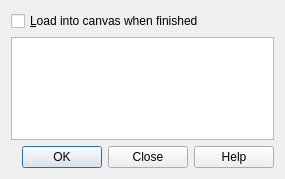
Qt form qgis/python/plugins/GdalTools/tools/dialogBase.ui (sourcepole/qgis) before a commit.
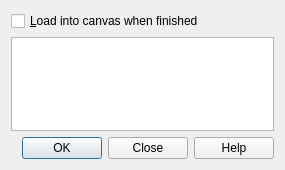
The same form after that commit.

```diff
--- a/qgis/python/plugins/GdalTools/tools/dialogBase.ui
+++ b/qgis/python/plugins/GdalTools/tools/dialogBase.ui
@@ -7,7 +7,7 @@
     <x>0</x>
     <y>0</y>
     <width>285</width>
-    <height>179</height>
+    <height>170</height>
    </rect>
   </property>
   <property name="windowTitle">
@@ -30,12 +30,6 @@
    </item>
    <item>
     <widget class="QTextEdit" name="textEditCommand">
-     <property name="sizePolicy">
-      <sizepolicy hsizetype="Expanding" vsizetype="Maximum">
-       <horstretch>0</horstretch>
-       <verstretch>0</verstretch>
-      </sizepolicy>
-     </property>
      <property name="minimumSize">
       <size>
        <width>0</width>
```
Left out of the diff: 3 changed lines with no effect on the pictures.
